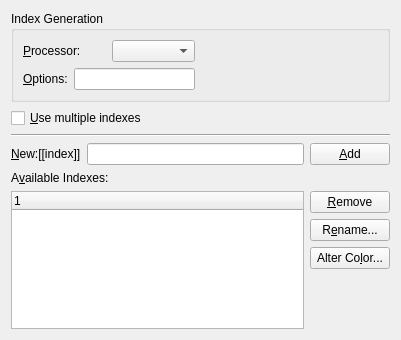
Before: the Qt Designer form src/frontends/qt/ui/IndicesUi.ui in kojiOnHill/lyx, drawn with Qt 5.
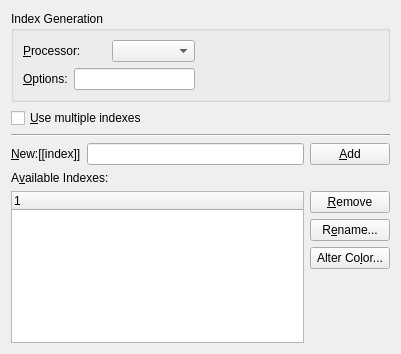
After: the same form once the commit is applied.

```diff
--- a/src/frontends/qt/ui/IndicesUi.ui
+++ b/src/frontends/qt/ui/IndicesUi.ui
@@ -1,12 +1,12 @@
 <ui version="4.0" >
  <class>IndicesUi</class>
- <widget class="QWidget" name="IndicesUi" >
-  <property name="geometry" >
+ <widget class="QWidget" name="IndicesUi">
+  <property name="geometry">
    <rect>
     <x>0</x>
     <y>0</y>
     <width>401</width>
-    <height>340</height>
+    <height>354</height>
    </rect>
   </property>
   <property name="windowTitle" >
@@ -100,14 +100,8 @@
      </property>
     </widget>
    </item>
-   <item row="3" column="0" colspan="2" >
-    <layout class="QHBoxLayout" >
-     <property name="spacing" >
-      <number>6</number>
-     </property>
-     <property name="margin" >
-      <number>0</number>
-     </property>
+   <item row="3" column="0" colspan="2">
+    <layout class="QHBoxLayout">
      <item>
       <widget class="QLabel" name="newIndexLA" >
        <property name="text" >
```
Left out of the diff: 139 changed lines with no effect on the pictures.
